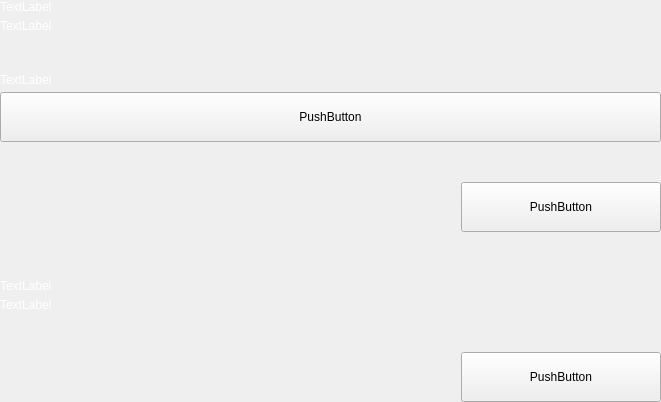
Above: src/qt/settings/forms/settingsbackupwallet.ui from eons-finance/ALQO before the change. Below: the same form after it.
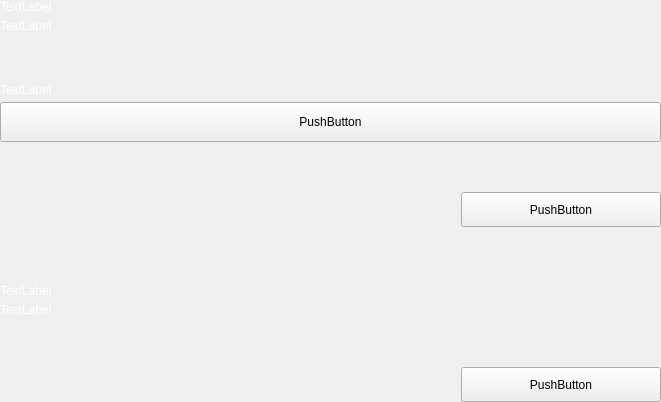
That is the form after the change.

```diff
--- a/src/qt/settings/forms/settingsbackupwallet.ui
+++ b/src/qt/settings/forms/settingsbackupwallet.ui
@@ -91,13 +91,13 @@
          <property name="minimumSize">
           <size>
            <width>0</width>
-           <height>50</height>
+           <height>40</height>
           </size>
          </property>
          <property name="maximumSize">
           <size>
            <width>16777215</width>
-           <height>50</height>
+           <height>40</height>
           </size>
          </property>
          <property name="text">
@@ -143,13 +143,13 @@
          <property name="minimumSize">
           <size>
            <width>200</width>
-           <height>50</height>
+           <height>35</height>
           </size>
          </property>
          <property name="maximumSize">
           <size>
            <width>200</width>
-           <height>50</height>
+           <height>35</height>
           </size>
          </property>
          <property name="text">
@@ -257,13 +257,13 @@
          <property name="minimumSize">
           <size>
            <width>200</width>
-           <height>50</height>
+           <height>35</height>
           </size>
          </property>
          <property name="maximumSize">
           <size>
            <width>200</width>
-           <height>50</height>
+           <height>35</height>
           </size>
          </property>
          <property name="text">
```
